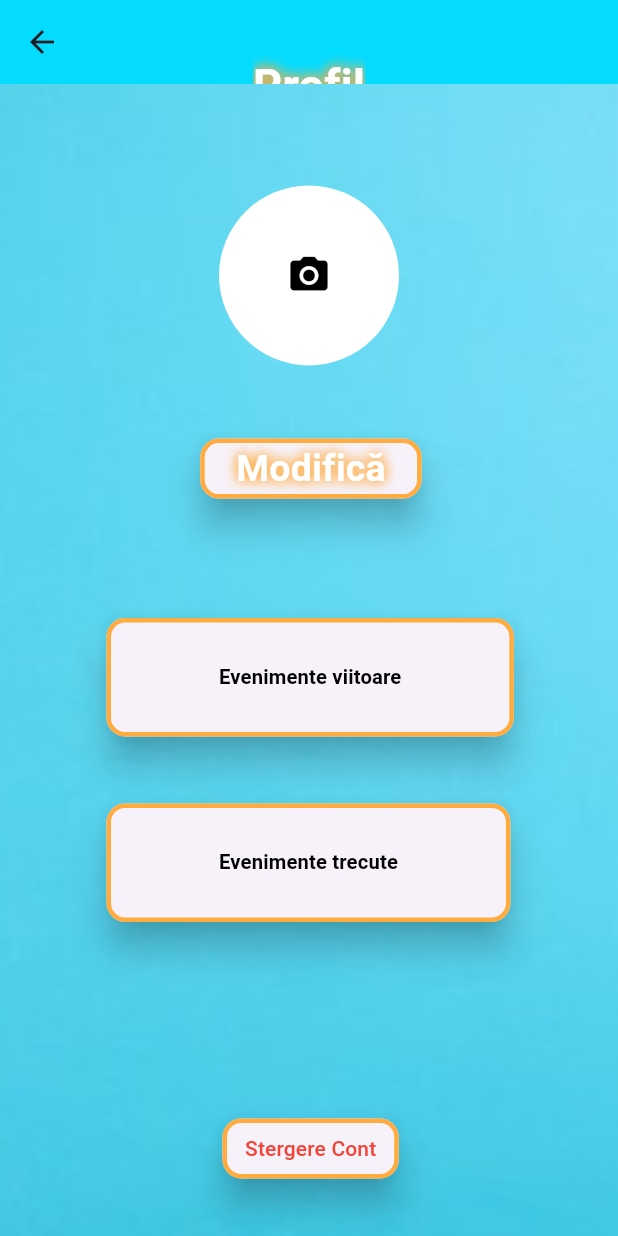
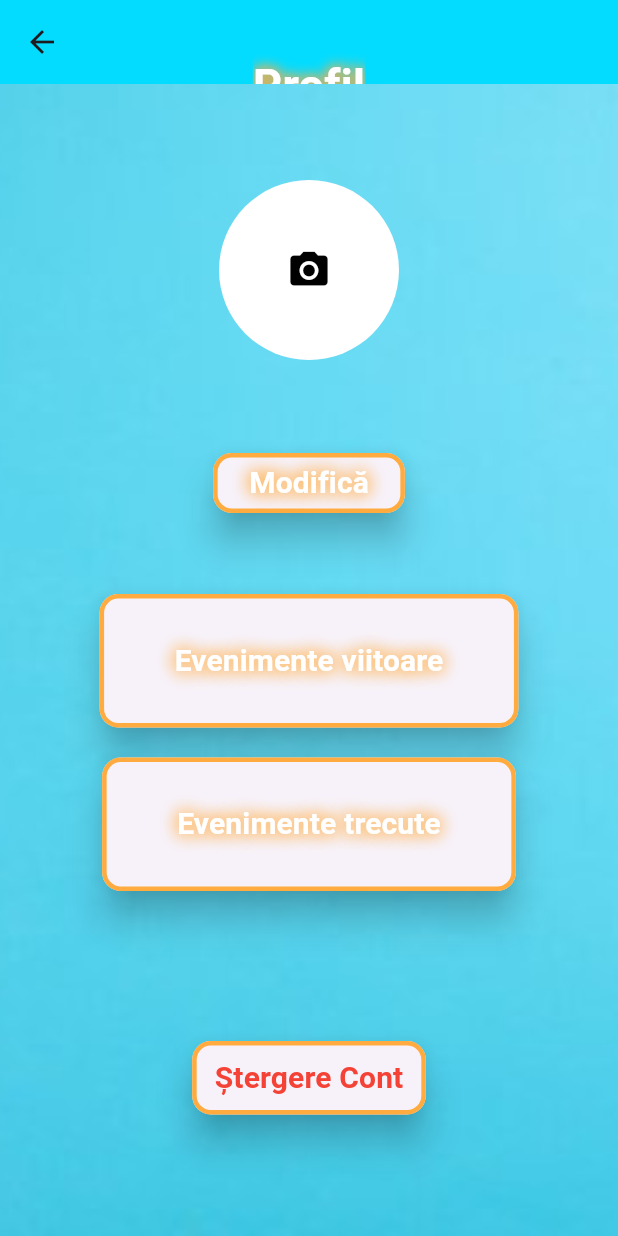
Before and after one commit to DenisMacrisi/EpicDiceEvents, a Flutter app: the screen it shows once a user with an empty profile is signed in, in the side drawer, after a tap on the "person" icon, on a phone screen of 412 x 824 dp. Run offline on Flutter 3.47's test engine with Material 3 defaults, Android fonts, the light colour scheme and no system bars; our stand-ins replace cloud_firestore, connectivity_plus, firebase_auth, firebase_core, firebase_storage, geocoding and 3 more; missing offline and left inert: add_2_calendar; accounts and stored records are empty.

Commit message:
ProfilePage - Reorganizare UI pentru a fi mai adaptabil pentru dispozitive de dimensiuni diferite

```diff
--- a/lib/ProfilePage.dart
+++ b/lib/ProfilePage.dart
@@ -23,7 +23,7 @@ class _ProfilePageState extends State<ProfilePage>{
 
   File? _selectedImage;
   Color selectedColor = Colors.black;
-  List<Color> colorOptions = [Colors.black, Colors.red, Colors.green, Colors.yellow, Colors.blue, Colors.pink];
+  List<Color> colorOptions = [Colors.black, Colors.red, Colors.green, Colors.yellow, Colors.blue, Colors.pink.shade300];
   User? currentUser = FirebaseAuth.instance.currentUser;
   Color newColorToUpdate = Color(0);
   final AuthenticationService _authService = AuthenticationService();
@@ -46,7 +46,7 @@ class _ProfilePageState extends State<ProfilePage>{
         future: getUserData(),
         builder: (BuildContext context, AsyncSnapshot<DocumentSnapshot> snapshot) {
           if (snapshot.connectionState == ConnectionState.waiting) {
-            return CircularProgressIndicator();
+            return Center(child: CircularProgressIndicator());
           }
           if (snapshot.hasError) {
             return Text('Error: ${snapshot.error}');
@@ -54,14 +54,12 @@ class _ProfilePageState extends State<ProfilePage>{
           String imageUrl = snapshot.data!.get('profileImageUrl') ?? '';
           String username = snapshot.data!.get('username') ?? 'User';
 
-          /// Used for future calculation
-          double screenHeight = MediaQuery.of(context).size.height;
-          double screenWidth = MediaQuery.of(context).size.width;
-
+          //Only for debug purpose
+          /**
           print('Username: $username');
           print('Selected color: $selectedColor');
           print('Snapshot data: ${snapshot.data}');
-
+          **/
           return Stack(
             children: [
               Container(
@@ -72,9 +70,12 @@ class _ProfilePageState extends State<ProfilePage>{
                   ),
                 ),
               ),
-              Positioned(
-                top: screenHeight * 0.15,
-                left: (screenWidth - 120) / 2,
+              SingleChildScrollView(
+                child: Column(
+                  crossAxisAlignment: CrossAxisAlignment.center,
+                  children: [
+                    SizedBox(height: 120,),
+                    Center(
                       child: GestureDetector(
                           onTap: () async {
                             await _pickImageFromGallery();
@@ -98,14 +99,12 @@ class _ProfilePageState extends State<ProfilePage>{
                                     width: 120,
                                     height: 120,
                                   )
-                                : imageUrl.isNotEmpty
-                                ? Image.network(
+                                      : Image.network(
                                     imageUrl,
                                     fit: BoxFit.cover,
                                     width: 120,
-                              height: 1200,
-                            )
-                                : Container(),
+                                    height: 120,
+                                  ),
                                 ),
                               Icon(
                                 Icons.camera_alt,
@@ -117,11 +116,10 @@ class _ProfilePageState extends State<ProfilePage>{
                         ),
                       ),
                     ),
-              Positioned(
-                top: screenHeight * 0.30,
-                left: (screenWidth - 240) / 2,
+                    SizedBox(height: 10,),
+                    Center(
                       child: Row(
-                  mainAxisAlignment: MainAxisAlignment.center,
+                        mainAxisSize: MainAxisSize.min,
                         children: [
                           DropdownButtonHideUnderline(
                             child: DropdownButton<Color>(
@@ -154,23 +152,19 @@ class _ProfilePageState extends State<ProfilePage>{
                               },
                             ),
                           ),
-                    SizedBox(width: 20),
-                    Text(
+                          SizedBox(width: 10),
+                          Padding(
+                            /// Padding folosit pentru a regla centralea Textului cauzata de gruparea elementelor pe linie
+                            padding: const EdgeInsets.only(right: 30.0),
+                            child: Text(
                               username,
-                      style: TextStyle(
-                        color: selectedColor,
-                        fontSize: 24,
-                        fontWeight: FontWeight.bold,
+                              style: customBasicTextStyle(24,true, color: selectedColor),
                             ),
                           ),
                         ],
                       ),
                     ),
-              Positioned(
-                top: screenHeight * 0.35,
-                left: (screenWidth - 145) / 2,
-                child: Align(
-                  alignment: Alignment.center,
+                    Center(
                       child: ElevatedButton(
                         onPressed: () async {
                           String? image_name = generateUniqueImageName();
@@ -192,33 +186,13 @@ class _ProfilePageState extends State<ProfilePage>{
                             width: 3.0,
                           ),
                         ),
-                    child: Text('Modifică',style: TextStyle(
-                      fontWeight: FontWeight.bold,
-                      fontSize: 25.0,
-                      color: Colors.white,
-                      shadows: [
-                        Shadow(
-                          blurRadius: 10.0,
-                          color: Colors.orangeAccent,
-                          offset: Offset(0, 0),
-                        ),
-                        Shadow(
-                          blurRadius: 10.0,
-                          color: Colors.orangeAccent,
-                          offset: Offset(0, 0),
-                        ),
-                      ],
+                        child: Text('Modifică',
+                          style: customShadowTextStyle(),
                         ),
                       ),
                     ),
-                ),
-              ),
-              Positioned(
-                top: screenHeight * 0.50,
-                left: (screenWidth - 270) / 2,
-
-                child: Align(
-                  alignment: Alignment.center,
+                    SizedBox(height: 50,),
+                    Center(
                       child: ElevatedButton(
                           onPressed: () {
                             Navigator.push(
@@ -228,10 +202,10 @@ class _ProfilePageState extends State<ProfilePage>{
                           },
                           child: Text(
                             "Evenimente viitoare",
-                      style: customBasicTextStyle(13.5, true),
+                            style: customShadowTextStyle(),
                           ),
                           style: ElevatedButton.styleFrom(
-                      padding: EdgeInsets.symmetric(vertical: 30, horizontal: 75),
+                            padding: EdgeInsets.symmetric(vertical: 30, horizontal: 50),
                             shape: RoundedRectangleBorder(
                               borderRadius: BorderRadius.circular(12.5),
                             ),
@@ -243,15 +217,8 @@ class _ProfilePageState extends State<ProfilePage>{
                           ),
                       ),
                     ),
-              ),
-              SizedBox(
-                height: 100,
-              ),
-              Positioned(
-                top: screenHeight * 0.65,
-                left: (screenWidth - 270) / 2,
-                child: Align(
-                  alignment: Alignment.center,
+                    SizedBox(height: 20,),
+                    Center(
                       child: ElevatedButton(
                         onPressed: () {
                           Navigator.push(
@@ -261,10 +228,10 @@ class _ProfilePageState extends State<ProfilePage>{
                         },
                         child: Text(
                           "Evenimente trecute",
-                      style:customBasicTextStyle(13.5,true) ,
+                          style:customShadowTextStyle()
                         ),
                         style: ElevatedButton.styleFrom(
-                      padding: EdgeInsets.symmetric(vertical: 30, horizontal: 75),
+                          padding: EdgeInsets.symmetric(vertical: 30, horizontal: 50),
                           shape: RoundedRectangleBorder(
                             borderRadius: BorderRadius.circular(12.5),
                           ),
@@ -276,15 +243,8 @@ class _ProfilePageState extends State<ProfilePage>{
                         ),
                       ),
                     ),
-              ),
-              SizedBox(
-                height: 100,
-              ),
-              Positioned(
-                top: MediaQuery.of(context).size.height * 0.90,
-                left: MediaQuery.of(context).size.width * 0.36,
-                child: Align(
-                  alignment: Alignment.center,
+                    SizedBox(height: 100,),
+                    Center(
                       child: ElevatedButton(
                         onPressed: () {
                           showDialog(
@@ -350,7 +310,7 @@ class _ProfilePageState extends State<ProfilePage>{
                                         );
                                       }
                                     },
-                                child: Text('Sterge',
+                                    child: Text('Șterge',
                                       style: TextStyle(
                                         fontWeight: FontWeight.bold,
                                         fontSize: 28.0,
@@ -377,10 +337,8 @@ class _ProfilePageState extends State<ProfilePage>{
                           );
                         },
                         child: Text(
-                      "Stergere Cont",
-                      style: TextStyle(
-                          color: Colors.red
-                      ),
+                          "Ștergere Cont",
+                          style: customBasicTextStyle(20, true, color: Colors.red),
                         ),
                         style: ElevatedButton.styleFrom(
                           padding: EdgeInsets.symmetric(vertical: 10, horizontal: 15),
@@ -394,6 +352,8 @@ class _ProfilePageState extends State<ProfilePage>{
                           ),
                         ),
                       ),
+                    ),
+                  ],
                 ),
               ),
             ],
@@ -495,11 +455,8 @@ class _ProfilePageState extends State<ProfilePage>{
                       }
                     },
                     child: Text(
-                      "Sterge",
-                      style: TextStyle(
-                        color: Colors.black,
-                        fontSize: 20,
-                      ),
+                      "Șterge",
+                      style: customBasicTextStyle(24, true, color: Colors.red),
                     ),
                     style: ElevatedButton.styleFrom(
                       shape: RoundedRectangleBorder(
```
Lines whose indentation alone changed are shown as unchanged.
